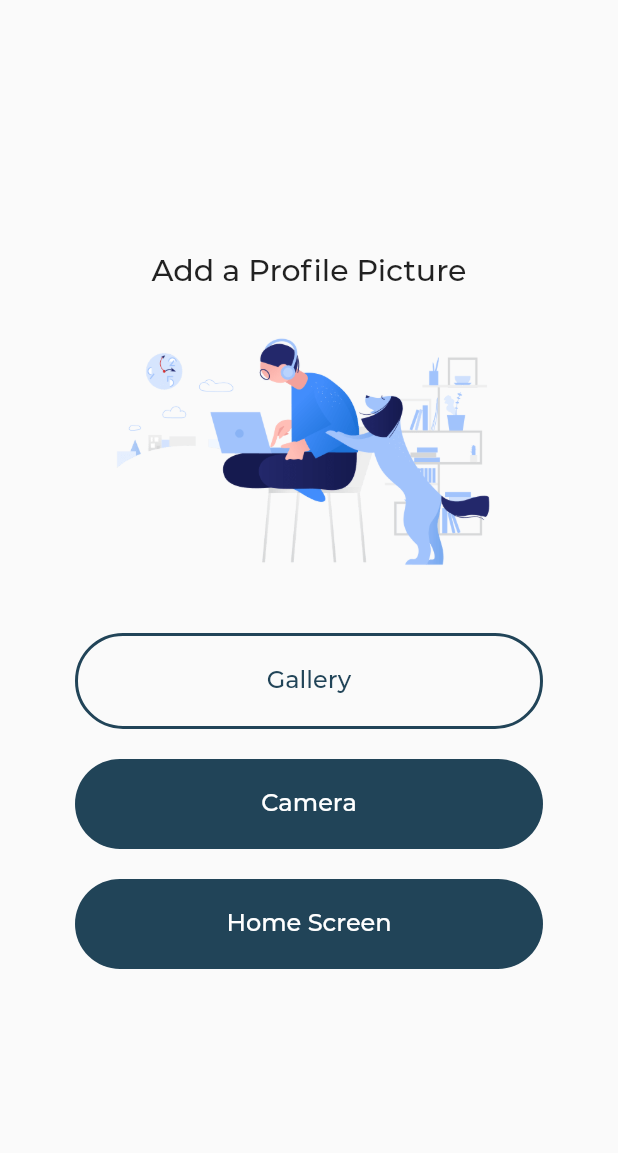
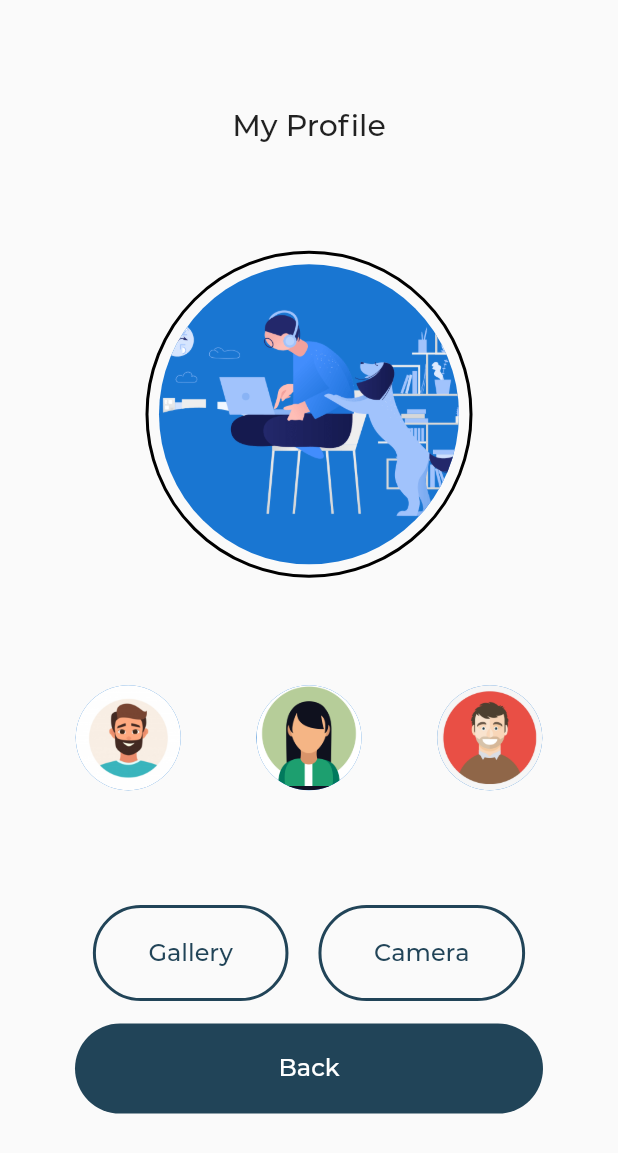
Before and after one commit to MaitriDA/Chat-App, a Flutter app: the SetProfile screen opened by its route, on a phone screen of 412 x 824 dp. Shown: the top 1153 px of the screen. Run offline on Flutter 3.47's test engine with Material 2 defaults, Android fonts, the phone set to English and light mode, and no system bars; our stand-ins replace cloud_firestore, firebase_auth, firebase_core, google_sign_in, image_cropper, image_picker; accounts and stored records are empty; project files that could hold a hidden picture were left out.

Commit message:
profile screen updated

```diff
--- a/lib/screens/homePage.dart
+++ b/lib/screens/homePage.dart
@@ -2,6 +2,7 @@ import 'package:baatein/authentication/authService.dart';
 import 'package:flutter/material.dart';
 import 'package:provider/provider.dart';
 import 'package:baatein/utils/message_model.dart';
+import 'setProfile.dart';
 
 class HomePage extends StatefulWidget {
   @override
@@ -59,6 +60,10 @@ class _HomePageState extends State<HomePage> {
                     child: Column(
                       children: <Widget>[
                         ListTile(
+                          onTap: (){Navigator.push (
+                            context,
+                            MaterialPageRoute(builder: (context) => SetProfile()),
+                          );},
                           leading: Icon(Icons.person),
                           title: Text('My Profile',
                             style: TextStyle(
@@ -245,46 +250,3 @@ class _HomePageState extends State<HomePage> {
     );
   }
 }
-//
-// Center(
-// child: ElevatedButton(
-// child: Text(
-// "Logout",
-// style: TextStyle(
-// fontSize: 20.0, fontWeight: FontWeight.bold),
-// ),
-//
-// onPressed: () {
-// try {
-// authUser.signOutUser();
-// print("SignOut Successful!");
-// Navigator.pushNamedAndRemoveUntil(
-// context, "/", (Route<dynamic> route) => false);
-// } catch (e) {
-// print(e);
-// showDialog(
-// context: context,
-// builder: (BuildContext context) {
-// return AlertDialog(
-// title: Text("Logout Error"),
-// content: Text(
-// "Some error occured!\nYou are still Signed In"),
-// actions: [
-// Padding(
-// padding:
-// const EdgeInsets.fromLTRB(15, 10, 15, 10),
-// child: TextButton(
-// child: Text("Try Again"),
-// onPressed: () {
-// Navigator.of(context).pop();
-// },
-// ),
-// ),
-// ],
-// );
-// },
-// );
-// }
-// },
-// ),
-// ),
--- a/lib/screens/loginPage.dart
+++ b/lib/screens/loginPage.dart
@@ -267,11 +267,9 @@ class _LoginPageState extends State<LoginPage> {
                               var authUser = await authServiceProvider.signInWithGoogle();
                               await _createFirebaseDocument(authUser);
                               print("Users Logged In");
-                              Navigator.push(
-                                context,
+                              Navigator.push(context,
                                 MaterialPageRoute(
-                                    builder: (_context) => HomePage()),
-                              );
+                                    builder: (_context) => HomePage()),);
                               print("login successful");
                             } catch (signUpError) {
                               print(signUpError);
@@ -458,8 +456,10 @@ class _LoginPageState extends State<LoginPage> {
             confirmpassController.text, nameController.text);
         print("User Name:::::::::::::_${authUser.displayName}_");
         await _createFirebaseDocument(authUser);
-
         print("Sign In Successful!");
+        Navigator.push(context,
+          MaterialPageRoute(
+              builder: (_context) => HomePage()),);
       } on FirebaseAuthException catch (error){
 
       }catch (e) {
@@ -469,7 +469,7 @@ class _LoginPageState extends State<LoginPage> {
           builder: (BuildContext context) {
             return AlertDialog(
               title: Text("Error"),
-              content: Text("Some error occured!\nPlease Try Again!"),
+              content: Text("Some error occurred!\nPlease Try Again!"),
               actions: [
                 Padding(
                   padding: const EdgeInsets.fromLTRB(15, 10, 15, 10),
@@ -498,7 +498,10 @@ class _LoginPageState extends State<LoginPage> {
         await authService.signInWithEmailPassword(
             emailController.text, passwordController.text);
         print("Sign In Successful!");
-        Navigator.pushNamedAndRemoveUntil(context, "/home", (route) => false);
+        // Navigator.pushNamedAndRemoveUntil(context, "/home", (route) => false);
+        Navigator.push(context,
+          MaterialPageRoute(
+              builder: (_context) => HomePage()),);
       } catch (e) {
         print(e);
         showDialog(
@@ -506,7 +509,7 @@ class _LoginPageState extends State<LoginPage> {
           builder: (BuildContext context) {
             return AlertDialog(
               title: Text("Error"),
-              content: Text("Some error occured!\nPlease Try Again!"),
+              content: Text("Some error occurred!\nPlease Try Again!"),
               actions: [
                 Padding(
                   padding: const EdgeInsets.fromLTRB(15, 10, 15, 10),
--- a/lib/screens/setProfile.dart
+++ b/lib/screens/setProfile.dart
@@ -1,3 +1,4 @@
+import 'package:flutter/cupertino.dart';
 import 'package:flutter/material.dart';
 import 'package:image_cropper/image_cropper.dart';
 import 'package:image_picker/image_picker.dart';
@@ -10,38 +11,76 @@ class SetProfile extends StatefulWidget {
 
 class _SetProfileState extends State<SetProfile> {
   File _pickedImage;
+  final ImagePicker _picker = ImagePicker();
 
   @override
   Widget build(BuildContext context) {
     return Scaffold(
       body: Center(
         child: Column(
-          mainAxisAlignment: MainAxisAlignment.center,
+          mainAxisAlignment: MainAxisAlignment.spaceEvenly,
           children: [
             Text(
-              "Add a Profile Picture",
+              "My Profile",
               style: TextStyle(
                 fontSize: 20,
               ),
             ),
-            Image.asset(
-              "assets/images/profile.png",
-              width: MediaQuery.of(context).size.width * 0.8,
+            Container(
+              padding: EdgeInsets.all(7),
+              decoration: new BoxDecoration(
+                shape: BoxShape.circle,
+                border: new Border.all(
+                  color: Colors.black,
+                  width: 2.0,
+                ),
+              ),
+              child: CircleAvatar(
+                radius: 100.0,
+                backgroundImage: _pickedImage==null?AssetImage("assets/images/profile.png"):FileImage(File(_pickedImage.path))
+              ),
+            ),
+            Row(
+              mainAxisAlignment: MainAxisAlignment.spaceEvenly,
+                children: <Widget>[
+                  GestureDetector(
+                    child: CircleAvatar(
+                        radius: 35.0,
+                        backgroundImage: AssetImage("assets/images/avatar.jpg"),
+                    ),
+                  ),
+                  GestureDetector(
+                    child: CircleAvatar(
+                      radius: 35.0,
+                      backgroundImage: AssetImage("assets/images/avatar2.jpg"),
+                    ),
+                  ),
+                  GestureDetector(
+                    child: CircleAvatar(
+                      radius: 35.0,
+                      backgroundImage: AssetImage("assets/images/avatar3.png"),
+                    ),
+                  ),
+                ]
             ),
 
             // Get Image from Gallery
+            Column(
+              children: <Widget>[
+                Row(
+                  mainAxisAlignment: MainAxisAlignment.center,
+                  children: <Widget>[
                     GestureDetector(
                       onTap: () {
                         _loadPicker(ImageSource.gallery);
-                // Navigator.pushNamedAndRemoveUntil(context, "/home", (route) => false);
                       },
                       child: Container(
-                margin: EdgeInsets.symmetric(horizontal: 50, vertical: 10),
+                        margin: EdgeInsets.symmetric(horizontal: 10, vertical: 5),
                         decoration: BoxDecoration(
                           border: Border.all(color: Color(0xFFB1E4155), width: 2),
                           borderRadius: BorderRadius.circular(50),
                         ),
-                padding: EdgeInsets.all(20),
+                        padding: EdgeInsets.symmetric(vertical: 20, horizontal: 35),
                         child: Center(
                             child: Text(
                           "Gallery",
@@ -49,12 +88,31 @@ class _SetProfileState extends State<SetProfile> {
                         )),
                       ),
                     ),
-
-            // Get Image from Camera
                     GestureDetector(
                       onTap: () {
                         _loadPicker(ImageSource.camera);
                         // Navigator.pushNamedAndRemoveUntil(context, "/home", (route) => false);
+                      },
+                      child: Container(
+                        margin: EdgeInsets.symmetric(horizontal: 10, vertical: 5),
+                        decoration: BoxDecoration(
+                          border: Border.all(color: Color(0xFFB1E4155), width: 2),
+                          borderRadius: BorderRadius.circular(50),
+                        ),
+                        padding: EdgeInsets.symmetric(vertical: 20, horizontal: 35),
+                        child: Center(
+                            child: Text(
+                              "Camera",
+                              style: TextStyle(color: Color(0xFFB1E4155), fontSize: 16),
+                            )),
+                      ),
+                    ),
+                  ],
+                ),
+                //To home screen
+                GestureDetector(
+                  onTap: () {
+                    Navigator.pop (context);
                   },
                   child: Container(
                     margin: EdgeInsets.symmetric(horizontal: 50, vertical: 10),
@@ -65,31 +123,15 @@ class _SetProfileState extends State<SetProfile> {
                     padding: EdgeInsets.all(20),
                     child: Center(
                         child: Text(
-                  "Camera",
-                  style: TextStyle(color: Colors.white, fontSize: 16),
-                )),
-              ),
-            ),
-
-            //To home screen
-            GestureDetector(
-              onTap: () {
-                Navigator.pushNamedAndRemoveUntil(context, "/home", (route) => false);
-              },
-              child: Container(
-                margin: EdgeInsets.symmetric(horizontal: 50, vertical: 10),
-                decoration: BoxDecoration(
-                  color: Color(0xFFB1E4155),
-                  borderRadius: BorderRadius.circular(50),
-                ),
-                padding: EdgeInsets.all(20),
-                child: Center(
-                    child: Text(
-                      "Home Screen",
+                          "Back",
                           style: TextStyle(color: Colors.white, fontSize: 16),
                         )),
                   ),
                 )
+              ],
+            ),
+            // Get Image from Camera
+
           ],
         ),
       ),
@@ -98,7 +140,7 @@ class _SetProfileState extends State<SetProfile> {
 
   _loadPicker(ImageSource source) async {
     PickedFile pickedFile = await ImagePicker().getImage(
-      source: ImageSource.camera,
+      source: source,
     );
     if (pickedFile != null) {
       _cropImage(pickedFile);
```
Lines whose indentation alone changed are shown as unchanged.
